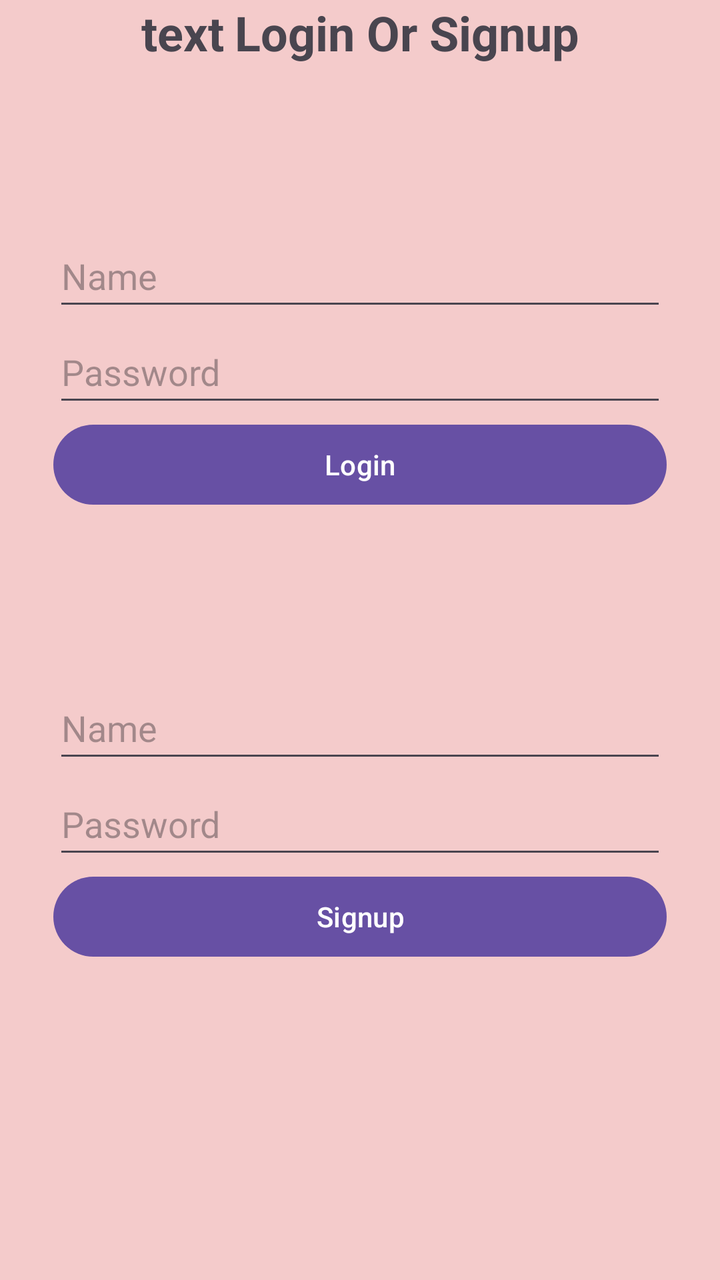
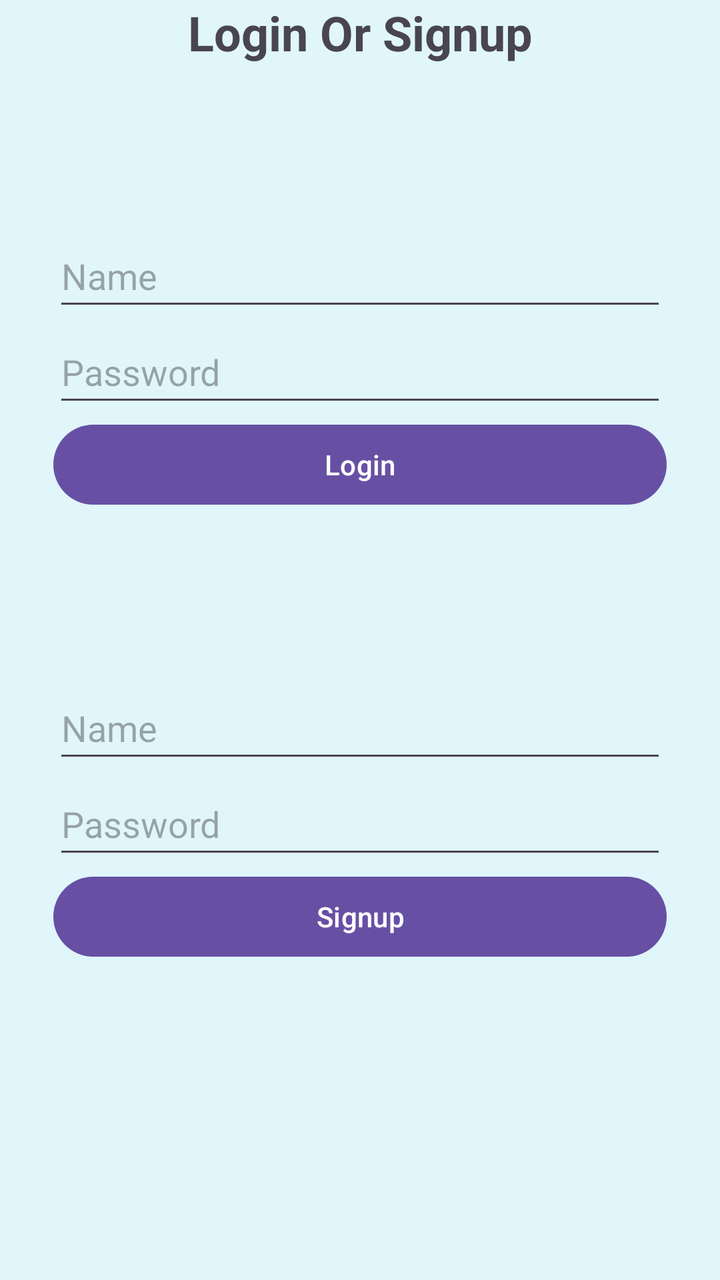

Screens rendered from an Android XML layout before and after an edit, with the pre-edit source and the edit as a unified diff.
<!-- AndroidManifest.xml: application theme Theme.EAndroid -->
<!-- res/layout/fragment_login.xml -->
<?xml version="1.0" encoding="utf-8"?>
<FrameLayout xmlns:android="http://schemas.android.com/apk/res/android"
    xmlns:tools="http://schemas.android.com/tools"
    android:layout_width="match_parent"
    android:layout_height="match_parent"
    android:background="#F4CBCB"
    tools:context=".Login">

    <LinearLayout
        android:layout_width="match_parent"
        android:layout_height="match_parent"
        android:gravity="center"
        android:orientation="vertical">

        <LinearLayout
            android:id="@+id/dialogPage"
            android:layout_width="match_parent"
            android:layout_height="match_parent"
            android:background="#DEFADD"
            android:orientation="horizontal"
            android:visibility="gone">

            <Space
                android:layout_width="80dp"
                android:layout_height="match_parent"
                android:layout_weight="1" />

            <LinearLayout
                android:layout_width="match_parent"
                android:layout_height="match_parent"
                android:layout_weight="1"
                android:orientation="vertical">

                <Space
                    android:layout_width="match_parent"
                    android:layout_height="112dp" />

                <TextView
                    android:id="@+id/vtxtDialogMsgLogin"
                    android:layout_width="match_parent"
                    android:layout_height="wrap_content"
                    android:text="Error Messages"
                    android:textSize="24sp" />

                <Space
                    android:layout_width="match_parent"
                    android:layout_height="37dp" />

                <Button
                    android:id="@+id/dialogOK"
                    android:layout_width="match_parent"
                    android:layout_height="wrap_content"
                    android:text="@string/lng_OK" />
            </LinearLayout>

            <Space
                android:layout_width="80dp"
                android:layout_height="match_parent"
                android:layout_weight="1" />
        </LinearLayout>

        <TextView
            android:id="@+id/textView"
            android:layout_width="match_parent"
            android:layout_height="wrap_content"
            android:forceDarkAllowed="true"
            android:text="@string/lng_loginhead"
            android:textAlignment="center"
            android:textAppearance="@style/TextAppearance.AppCompat.Display2"
            android:textSize="24sp"
            android:textStyle="bold" />

        <LinearLayout
            android:layout_width="match_parent"
            android:layout_height="match_parent"
            android:orientation="horizontal">

            <Space
                android:layout_width="80dp"
                android:layout_height="match_parent"
                android:layout_weight="1" />

            <LinearLayout
                android:layout_width="match_parent"
                android:layout_height="match_parent"
                android:layout_weight="1"
                android:orientation="vertical">

                <Space
                    android:layout_width="match_parent"
                    android:layout_height="80dp" />

                <EditText
                    android:id="@+id/txtNameLogin"
                    android:layout_width="match_parent"
                    android:layout_height="wrap_content"
                    android:ems="10"
                    android:hint="@string/lng_Name"
                    android:inputType="text"
                    android:minHeight="48dp" />

                <EditText
                    android:id="@+id/txtPassLogin"
                    android:layout_width="match_parent"
                    android:layout_height="wrap_content"
                    android:ems="10"
                    android:hint="@string/lng_Password"
                    android:inputType="text"
                    android:minHeight="48dp" />

                <Button
                    android:id="@+id/btnLogin"
                    android:layout_width="match_parent"
                    android:layout_height="wrap_content"
                    android:text="@string/lng_Login" />

                <Space
                    android:layout_width="match_parent"
                    android:layout_height="28dp" />

                <TextView
                    android:id="@+id/vtxtDialogMsg"
                    android:layout_width="match_parent"
                    android:layout_height="54dp" />

                <EditText
                    android:id="@+id/txtNameSignup"
                    android:layout_width="match_parent"
                    android:layout_height="wrap_content"
                    android:ems="10"
                    android:hint="@string/lng_Name"
                    android:inputType="text"
                    android:minHeight="48dp" />

                <EditText
                    android:id="@+id/txtPassSignup"
                    android:layout_width="match_parent"
                    android:layout_height="wrap_content"
                    android:ems="10"
                    android:hint="@string/lng_Password"
                    android:inputType="text"
                    android:minHeight="48dp" />

                <Button
                    android:id="@+id/btnSignup"
                    android:layout_width="match_parent"
                    android:layout_height="wrap_content"
                    android:text="@string/lng_Signup" />

                <Space
                    android:layout_width="match_parent"
                    android:layout_height="80dp" />

                <Button
                    android:id="@+id/dialogBack"
                    android:layout_width="match_parent"
                    android:layout_height="wrap_content"
                    android:text="Back"
                    android:visibility="gone" />
            </LinearLayout>

            <Space
                android:layout_width="80dp"
                android:layout_height="match_parent"
                android:layout_weight="1" />
        </LinearLayout>
    </LinearLayout>
</FrameLayout>
<!-- resources referenced by this layout -->
<resources>
  <string name="lng_Login">Login</string>
  <string name="lng_Name">Name</string>
  <string name="lng_OK">OK</string>
  <string name="lng_Password">Password</string>
  <string name="lng_Signup">Signup</string>
  <string name="lng_loginhead">text\tLogin Or Signup</string>
  <style name="Theme.EAndroid" parent="Base.Theme.EAndroid" />
  <style name="Base.Theme.EAndroid" parent="Theme.Material3.DayNight.NoActionBar">
          
          
      </style>
</resources>

<!-- the commit's change to res/layout/fragment_login.xml (unified diff, before → after) -->
@@ -1,9 +1,10 @@
 <?xml version="1.0" encoding="utf-8"?>
 <FrameLayout xmlns:android="http://schemas.android.com/apk/res/android"
+    xmlns:app="http://schemas.android.com/apk/res-auto"
     xmlns:tools="http://schemas.android.com/tools"
     android:layout_width="match_parent"
     android:layout_height="match_parent"
-    android:background="#F4CBCB"
+    android:background="@color/light_bg2"
     tools:context=".Login">
 
     <LinearLayout
@@ -86,70 +87,86 @@
                 android:layout_weight="1"
                 android:orientation="vertical">
 
-                <Space
-                    android:layout_width="match_parent"
-                    android:layout_height="80dp" />
-
-                <EditText
-                    android:id="@+id/txtNameLogin"
-                    android:layout_width="match_parent"
-                    android:layout_height="wrap_content"
-                    android:ems="10"
-                    android:hint="@string/lng_Name"
-                    android:inputType="text"
-                    android:minHeight="48dp" />
-
-                <EditText
-                    android:id="@+id/txtPassLogin"
-                    android:layout_width="match_parent"
-                    android:layout_height="wrap_content"
-                    android:ems="10"
-                    android:hint="@string/lng_Password"
-                    android:inputType="text"
-                    android:minHeight="48dp" />
-
-                <Button
-                    android:id="@+id/btnLogin"
-                    android:layout_width="match_parent"
-                    android:layout_height="wrap_content"
-                    android:text="@string/lng_Login" />
-
-                <Space
-                    android:layout_width="match_parent"
-                    android:layout_height="28dp" />
-
-                <TextView
-                    android:id="@+id/vtxtDialogMsg"
-                    android:layout_width="match_parent"
-                    android:layout_height="54dp" />
-
-                <EditText
-                    android:id="@+id/txtNameSignup"
-                    android:layout_width="match_parent"
-                    android:layout_height="wrap_content"
-                    android:ems="10"
-                    android:hint="@string/lng_Name"
-                    android:inputType="text"
-                    android:minHeight="48dp" />
-
-                <EditText
-                    android:id="@+id/txtPassSignup"
-                    android:layout_width="match_parent"
-                    android:layout_height="wrap_content"
-                    android:ems="10"
-                    android:hint="@string/lng_Password"
-                    android:inputType="text"
-                    android:minHeight="48dp" />
-
-                <Button
-                    android:id="@+id/btnSignup"
-                    android:layout_width="match_parent"
-                    android:layout_height="wrap_content"
-                    android:text="@string/lng_Signup" />
-
-                <Space
-                    android:layout_width="match_parent"
-                    android:layout_height="80dp" />
+
+                <LinearLayout
+                    android:id="@+id/tab1"
+                    android:layout_width="match_parent"
+                    android:layout_height="wrap_content"
+                    android:orientation="vertical">
+
+                    <Space
+                        android:layout_width="match_parent"
+                        android:layout_height="80dp" />
+
+                    <EditText
+                        android:id="@+id/txtNameLogin"
+                        android:layout_width="match_parent"
+                        android:layout_height="wrap_content"
+                        android:ems="10"
+                        android:hint="@string/lng_Name"
+                        android:inputType="text"
+                        android:minHeight="48dp" />
+
+                    <EditText
+                        android:id="@+id/txtPassLogin"
+                        android:layout_width="match_parent"
+                        android:layout_height="wrap_content"
+                        android:ems="10"
+                        android:hint="@string/lng_Password"
+                        android:inputType="text"
+                        android:minHeight="48dp" />
+
+                    <Button
+                        android:id="@+id/btnLogin"
+                        android:layout_width="match_parent"
+                        android:layout_height="wrap_content"
+                        android:text="@string/lng_Login" />
+
+                    <Space
+                        android:layout_width="match_parent"
+                        android:layout_height="28dp" />
+                </LinearLayout>
+
+                <LinearLayout
+                    android:id="@+id/tab2"
+                    android:layout_width="match_parent"
+                    android:layout_height="wrap_content"
+                    android:orientation="vertical">
+
+                    <TextView
+                        android:id="@+id/vtxtDialogMsg"
+                        android:layout_width="match_parent"
+                        android:layout_height="54dp" />
+
+                    <EditText
+                        android:id="@+id/txtNameSignup"
+                        android:layout_width="match_parent"
+                        android:layout_height="wrap_content"
+                        android:ems="10"
+                        android:hint="@string/lng_Name"
+                        android:inputType="text"
+                        android:minHeight="48dp" />
+
+                    <EditText
+                        android:id="@+id/txtPassSignup"
+                        android:layout_width="match_parent"
+                        android:layout_height="wrap_content"
+                        android:ems="10"
+                        android:hint="@string/lng_Password"
+                        android:inputType="text"
+                        android:minHeight="48dp" />
+
+                    <Button
+                        android:id="@+id/btnSignup"
+                        android:layout_width="match_parent"
+                        android:layout_height="wrap_content"
+                        android:text="@string/lng_Signup" />
+
+                    <Space
+                        android:layout_width="match_parent"
+                        android:layout_height="80dp" />
+                </LinearLayout>
+
 
                 <Button
                     android:id="@+id/dialogBack"
@@ -165,4 +182,68 @@
                 android:layout_weight="1" />
         </LinearLayout>
     </LinearLayout>
+
+    <LinearLayout
+        android:id="@+id/please_wait_for_login_id"
+        android:layout_width="match_parent"
+        android:layout_height="match_parent"
+        android:background="@color/dark_bg3"
+        android:gravity="center_horizontal|top"
+        android:orientation="vertical"
+        android:visibility="gone">
+
+        <ImageView
+            android:id="@+id/imageView3"
+            android:layout_width="match_parent"
+            android:layout_height="wrap_content"
+            android:layout_marginTop="50dp"
+            android:src="@tools:sample/avatars"
+            app:srcCompat="@drawable/d4" />
+
+        <LinearLayout
+            android:layout_width="wrap_content"
+            android:layout_height="wrap_content"
+            android:gravity="center"
+            android:orientation="horizontal">
+
+            <ImageView
+                android:id="@+id/imageView2"
+                android:layout_width="40dp"
+                android:layout_height="70dp"
+                android:src="@tools:sample/avatars"
+                app:srcCompat="@drawable/address_card_20" />
+
+            <TextView
+                android:id="@+id/textView11"
+                android:layout_width="wrap_content"
+                android:layout_height="wrap_content"
+                android:layout_marginLeft="6dp"
+                android:layout_weight="1"
+                android:text="@string/lng_login_txt11"
+                android:textColor="@color/light_text2"
+                android:textSize="24sp" />
+        </LinearLayout>
+
+        <TextView
+            android:id="@+id/username_please_wait_login"
+            android:layout_width="match_parent"
+            android:layout_height="wrap_content"
+            android:layout_marginTop="25dp"
+            android:text="TextView"
+            android:textAlignment="center"
+            android:textColor="@color/white"
+            android:textSize="27dp"
+            android:textStyle="bold" />
+
+        <ImageView
+            android:id="@+id/imageView4"
+            android:layout_width="match_parent"
+            android:layout_height="45dp"
+            android:layout_marginTop="15dp
+"
+            android:src="@tools:sample/avatars"
+            app:srcCompat="@drawable/hourglass_clock" />
+
+    </LinearLayout>
+
 </FrameLayout>
<!-- resource entries referenced after the edit -->
@@ -1,11 +1,33 @@
 <!-- resources referenced by this layout -->
 <resources>
+  <color name="dark_bg3">#000823</color>
+  <color name="light_bg2">#E0F6FB</color>
+  <color name="light_text2">#FDEFEF</color>
+  <color name="white">#FFFFFFFF</color>
+  <!-- drawable address_card_20 (drawable) -->
+  <vector android:height="17.777779dp" android:viewportHeight="512"
+      android:viewportWidth="576"
+      android:tint="@color/white"
+      android:width="20dp" xmlns:android="http://schemas.android.com/apk/res/android">
+      <path android:fillAlpha="0.4" android:fillColor="#FF000000"
+          android:pathData="M64,32C28.7,32 0,60.7 0,96L0,416c0,35.3 28.7,64 64,64L512,480c35.3,0 64,-28.7 64,-64L576,96c0,-35.3 -28.7,-64 -64,-64L64,32zM144,288h64c44.2,0 80,35.8 80,80c0,8.8 -7.2,16 -16,16L80,384c-8.8,0 -16,-7.2 -16,-16c0,-44.2 35.8,-80 80,-80zM112,192a64,64 0,1 1,128 0,64 64,0 1,1 -128,0zM368,160L496,160c8.8,0 16,7.2 16,16s-7.2,16 -16,16L368,192c-8.8,0 -16,-7.2 -16,-16s7.2,-16 16,-16zM368,224L496,224c8.8,0 16,7.2 16,16s-7.2,16 -16,16L368,256c-8.8,0 -16,-7.2 -16,-16s7.2,-16 16,-16zM368,288L496,288c8.8,0 16,7.2 16,16s-7.2,16 -16,16L368,320c-8.8,0 -16,-7.2 -16,-16s7.2,-16 16,-16z" android:strokeAlpha="0.4"/>
+      <path android:fillColor="#FF000000" android:pathData="M176,256a64,64 0,1 0,0 -128,64 64,0 1,0 0,128zM144,288c-44.2,0 -80,35.8 -80,80c0,8.8 7.2,16 16,16L272,384c8.8,0 16,-7.2 16,-16c0,-44.2 -35.8,-80 -80,-80L144,288z"/>
+  </vector>
+  <!-- drawable d4: png bitmap (drawable, 38870 bytes) -->
+  <!-- drawable hourglass_clock (drawable) -->
+  <vector android:height="16dp" android:viewportHeight="512"
+      android:viewportWidth="576"
+      android:tint="@color/white"
+      android:width="18dp" xmlns:android="http://schemas.android.com/apk/res/android">
+      <path android:fillColor="#FF000000" android:pathData="M32,0H0V64H32v64,13.3l9.4,9.4L146.7,256 41.4,361.4 32,370.7V384v64H0v64H32,330.8c-23.3,-16.4 -42.5,-38.4 -55.6,-64H96V397.3l96,-96 64,64c0.4,-26.2 6.5,-51.1 17.2,-73.3l-36,-36L342.6,150.6l9.4,-9.4V128,64h32V0H352,32zM288,64v50.7l-96,96 -96,-96V64H288zM576,368a144,144 0,1 0,-288 0,144 144,0 1,0 288,0zM448,288v16,48h32,16v32H480,432 416V368,304 288h32z"/>
+  </vector>
   <string name="lng_Login">Login</string>
   <string name="lng_Name">Name</string>
   <string name="lng_OK">OK</string>
   <string name="lng_Password">Password</string>
   <string name="lng_Signup">Signup</string>
-  <string name="lng_loginhead">text\tLogin Or Signup</string>
+  <string name="lng_login_txt11">Please wait for login ...</string>
+  <string name="lng_loginhead">Login Or Signup</string>
   <style name="Theme.EAndroid" parent="Base.Theme.EAndroid" />
   <style name="Base.Theme.EAndroid" parent="Theme.Material3.DayNight.NoActionBar">
           
